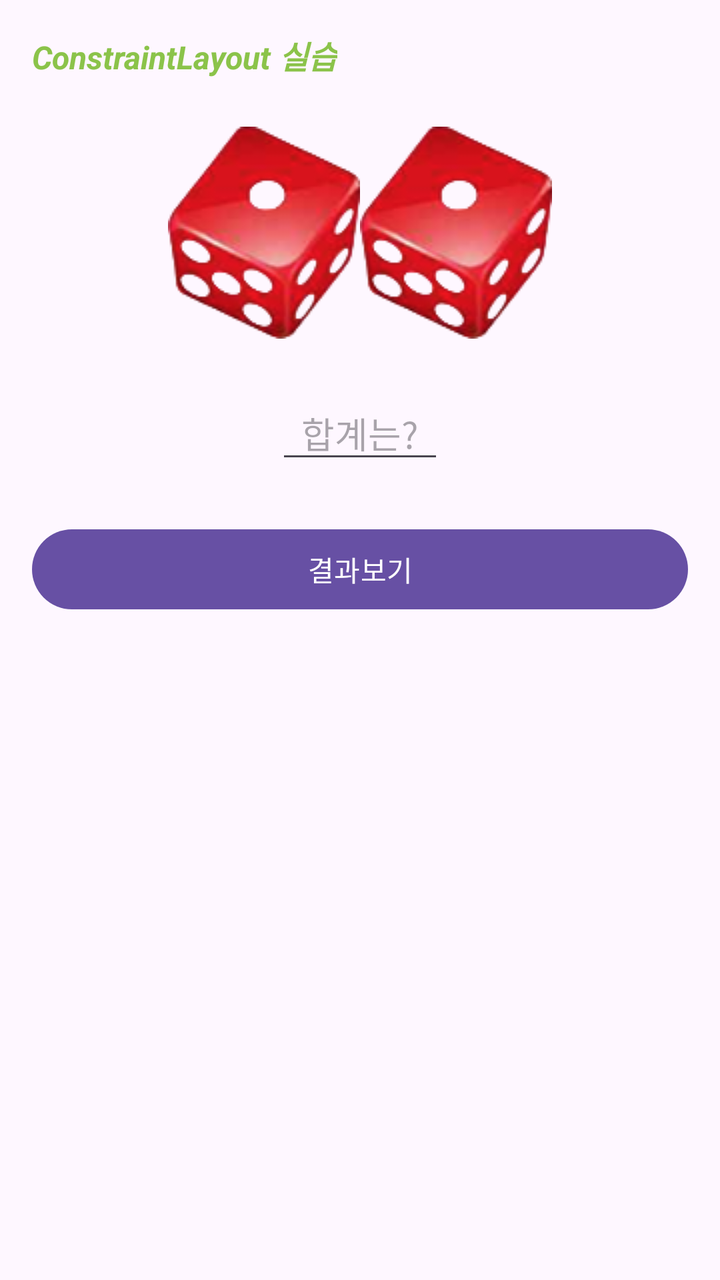
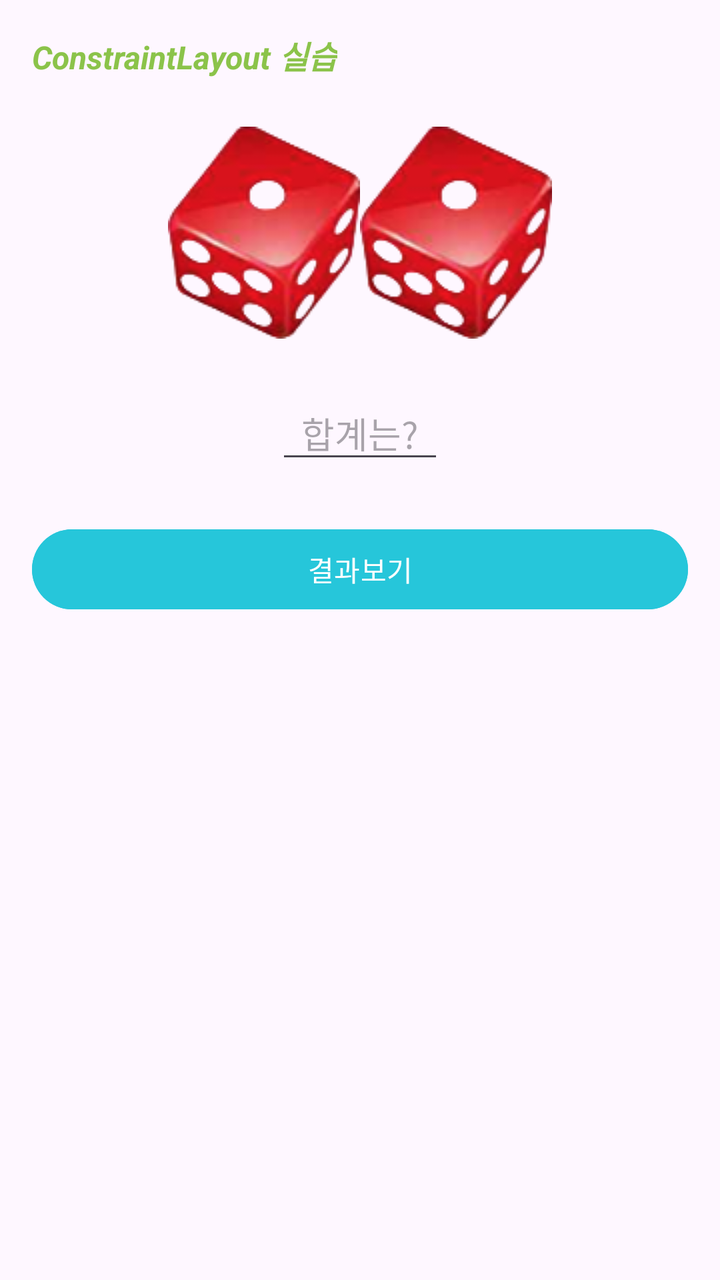

Compare the two renders of this Android layout. The source of the first and the diff that turns it into the second are given below.
<!-- AndroidManifest.xml: application theme Theme.Mp0401 -->
<!-- res/layout/activity_main.xml -->
<?xml version="1.0" encoding="utf-8"?>
<androidx.constraintlayout.widget.ConstraintLayout xmlns:android="http://schemas.android.com/apk/res/android"
    xmlns:app="http://schemas.android.com/apk/res-auto"
    xmlns:tools="http://schemas.android.com/tools"
    android:id="@+id/main"
    android:layout_width="match_parent"
    android:layout_height="match_parent"
    tools:context=".MainActivity">

    <TextView
        android:id="@+id/textViewTitle"
        android:layout_width="wrap_content"
        android:layout_height="wrap_content"
        android:layout_marginStart="16dp"
        android:layout_marginTop="16dp"
        android:text="ConstraintLayout 실습"
        android:textColor="#8BC34A"
        android:textSize="16sp"
        android:textStyle="bold|italic"
        app:layout_constraintStart_toStartOf="parent"
        app:layout_constraintTop_toTopOf="parent" />

    <ImageView
        android:id="@+id/imageViewDiceA"
        android:layout_width="wrap_content"
        android:layout_height="wrap_content"
        android:layout_marginTop="24dp"
        android:src="@drawable/dice1"
        app:layout_constraintEnd_toStartOf="@+id/imageViewDiceB"
        app:layout_constraintHorizontal_chainStyle="packed"
        app:layout_constraintStart_toStartOf="parent"
        app:layout_constraintTop_toBottomOf="@+id/textViewTitle" />

    <ImageView
        android:id="@+id/imageViewDiceB"
        android:layout_width="wrap_content"
        android:layout_height="wrap_content"
        android:src="@drawable/dice1"
        app:layout_constraintEnd_toEndOf="parent"
        app:layout_constraintStart_toEndOf="@+id/imageViewDiceA"
        app:layout_constraintTop_toTopOf="@+id/imageViewDiceA" />

    <EditText
        android:id="@+id/editTextSum"
        android:layout_width="wrap_content"
        android:layout_height="wrap_content"
        android:layout_marginTop="24dp"
        android:ems="4"
        android:gravity="center"
        android:hint="합계는?"
        android:inputType="number"
        app:layout_constraintEnd_toEndOf="parent"
        app:layout_constraintStart_toStartOf="parent"
        app:layout_constraintTop_toBottomOf="@+id/imageViewDiceA" />

    <Button
        android:id="@+id/buttonResult"
        android:layout_width="0dp"
        android:layout_height="wrap_content"
        android:layout_marginStart="16dp"
        android:layout_marginTop="24dp"
        android:layout_marginEnd="16dp"
        android:text="결과보기"
        app:layout_constraintEnd_toEndOf="parent"
        app:layout_constraintStart_toStartOf="parent"
        app:layout_constraintTop_toBottomOf="@+id/editTextSum" />

</androidx.constraintlayout.widget.ConstraintLayout>
<!-- resources referenced by this layout -->
<resources>
  <!-- drawable dice1: png bitmap (drawable, 17748 bytes) -->
  <style name="Theme.Mp0401" parent="Base.Theme.Mp0401" />
  <style name="Base.Theme.Mp0401" parent="Theme.Material3.DayNight.NoActionBar">
          
          
      </style>
</resources>

<!-- the commit's change to res/layout/activity_main.xml (unified diff, before → after) -->
@@ -55,6 +55,7 @@
 
     <Button
         android:id="@+id/buttonResult"
+        android:backgroundTint="#26C6DA"
         android:layout_width="0dp"
         android:layout_height="wrap_content"
         android:layout_marginStart="16dp"
